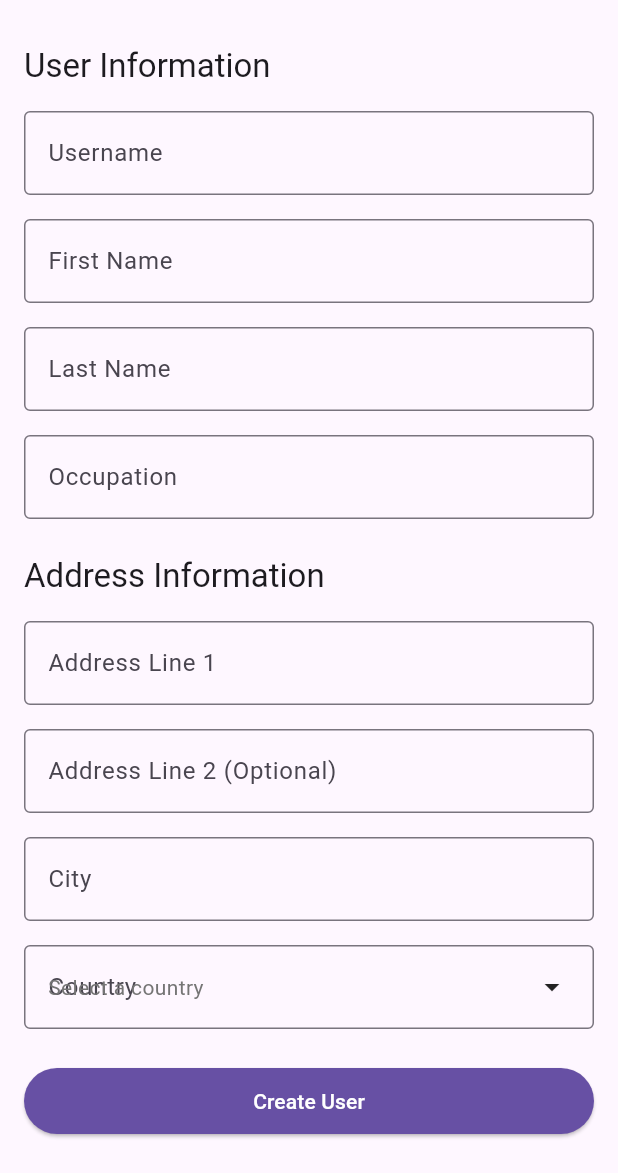
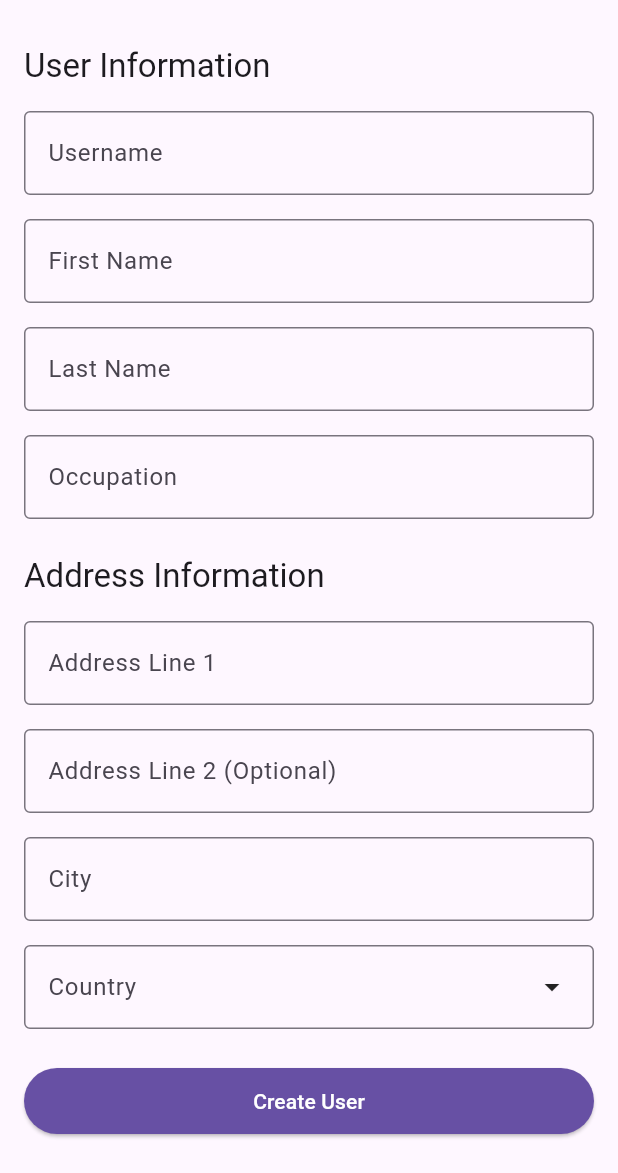
Before and after one commit to TharinduSum/user_management_app, a Flutter app: the CreateUserScreen screen opened directly, on a phone screen of 412 x 824 dp, the part 63-1236 px from its top. Run offline on Flutter 3.47's test engine with Material 3 defaults, Android fonts, the phone set to English and light mode, and no system bars; our stand-ins replace image_picker; accounts and stored records are empty; network calls fail.

Commit message:
change drop down menu conflicting

```diff
--- a/lib/screens/create_user_screen.dart
+++ b/lib/screens/create_user_screen.dart
@@ -204,7 +204,7 @@ class _CreateUserScreenState extends State<CreateUserScreen> {
               SearchableDropdown(
                 items: CountryData.countries,
                 value: _country.isEmpty ? null : _country,
-                hint: 'Select a country',
+                hint: ' ',
                 label: 'Country',
                 validator: (value) {
                   if (value == null || value!.isEmpty) {
```
